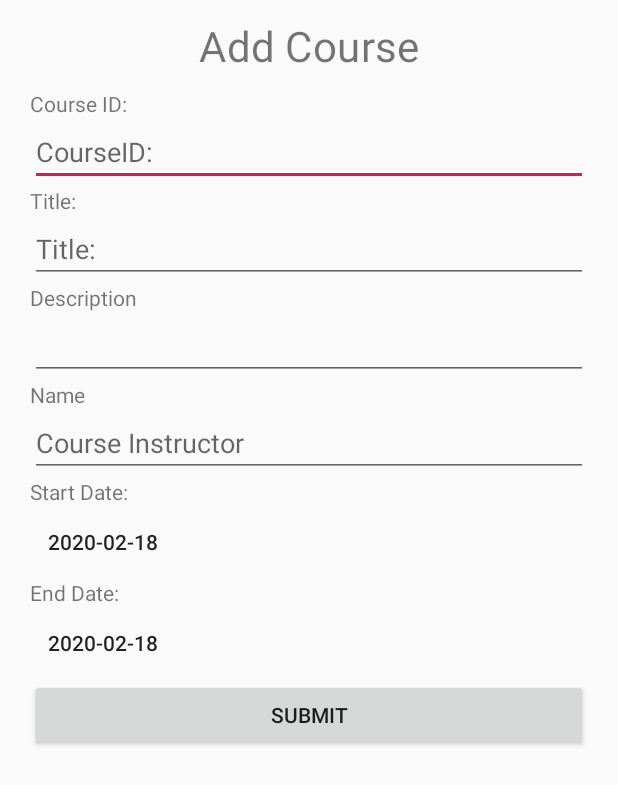
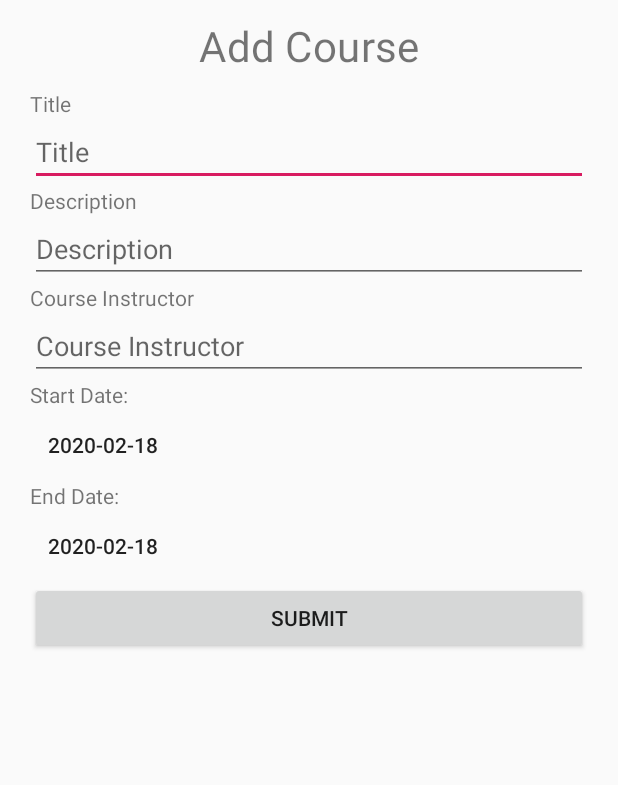
Before and after one commit to tan-jun-ming/grade-app, an Android app: the AddCourseActivity screen opened directly, with no data from a screen before it, after a tap on "SUBMIT", on a phone screen of 412 x 824 dp. Shown: the top 785 px of the screen. Run offline under Robolectric (Android 15) with nearby library versions, the phone set to English and light mode, and no system bars; our stand-ins replace Room's generated code.

Commit message:
Update add course activity

```diff
--- a/app/src/main/java/com/group/a/gradeapp/AddCourseActivity.java
+++ b/app/src/main/java/com/group/a/gradeapp/AddCourseActivity.java
@@ -10,12 +10,18 @@ import android.util.Log;
 import android.view.View;
 import android.widget.Button;
 import android.widget.DatePicker;
+import android.widget.EditText;
 import android.widget.TextView;
 
 import androidx.appcompat.app.AlertDialog;
 import androidx.appcompat.app.AppCompatActivity;
 
+import com.group.a.gradeapp.DB.AppDatabase;
 import com.group.a.gradeapp.DB.Course;
+import com.group.a.gradeapp.DB.CourseDAO;
+import com.group.a.gradeapp.DB.GradeCategory;
+import com.group.a.gradeapp.DB.GradeCategoryDAO;
+import com.group.a.gradeapp.DB.TypeConverter.DateTypeConverter;
 
 import java.util.Calendar;
 
@@ -35,14 +41,11 @@ public class AddCourseActivity extends AppCompatActivity {
         final Button end_date = findViewById(R.id.end_date);
 
 
-        Calendar c = Calendar.getInstance();
+        final Calendar s_c = Calendar.getInstance();
+        final Calendar e_c = Calendar.getInstance();
 
-        int mYear = c.get(Calendar.YEAR);
-        int mMonth = c.get(Calendar.MONTH);
-        int mDay = c.get(Calendar.DAY_OF_MONTH);
-
-        start_date.setText(utils.format_date(c));
-        end_date.setText(utils.format_date(c));
+        start_date.setText(utils.format_date(s_c));
+        end_date.setText(utils.format_date(e_c));
 
         final DatePickerDialog start_datepicker = new DatePickerDialog(this,
                 new DatePickerDialog.OnDateSetListener() {
@@ -51,10 +54,11 @@ public class AddCourseActivity extends AppCompatActivity {
                     public void onDateSet(DatePicker view, int year,
                                           int monthOfYear, int dayOfMonth) {
 
-                        start_date.setText(utils.format_date(year, monthOfYear, dayOfMonth));
+                        s_c.set(year, monthOfYear, dayOfMonth);
+                        start_date.setText(utils.format_date(s_c));
 
                     }
-                }, mYear, mMonth, mDay);
+                }, s_c.get(Calendar.YEAR), s_c.get(Calendar.MONTH), s_c.get(Calendar.DAY_OF_MONTH));
         final DatePickerDialog end_datepicker = new DatePickerDialog(this,
                 new DatePickerDialog.OnDateSetListener() {
 
@@ -62,10 +66,11 @@ public class AddCourseActivity extends AppCompatActivity {
                     public void onDateSet(DatePicker view, int year,
                                           int monthOfYear, int dayOfMonth) {
 
-                        end_date.setText(utils.format_date(year, monthOfYear, dayOfMonth));
+                        e_c.set(year, monthOfYear, dayOfMonth);
+                        end_date.setText(utils.format_date(e_c));
 
                     }
-                }, mYear, mMonth, mDay);
+                }, e_c.get(Calendar.YEAR), e_c.get(Calendar.MONTH), e_c.get(Calendar.DAY_OF_MONTH));
         start_date.setOnClickListener(
                 new View.OnClickListener(){
                     public void onClick(View v){
@@ -90,6 +95,22 @@ public class AddCourseActivity extends AppCompatActivity {
             @Override
             public void onClick(View view) {
                 Log.d(TAG, "submit clicked");
+
+                EditText Title = findViewById(R.id.Title);
+                EditText descriptionbox = findViewById(R.id.descriptionbox);
+                EditText Instructor = findViewById(R.id.Instructor);
+
+                String course_title = Title.getText().toString();
+                String course_desc = descriptionbox.getText().toString();
+                String course_instructor = Instructor.getText().toString();
+
+                long start = DateTypeConverter.convertDateToLong(s_c);
+                long end = DateTypeConverter.convertDateToLong(e_c);
+
+                // add the new Course into the database
+                Course new_course = new Course(course_instructor, course_title, course_desc, start, end);
+                CourseDAO courseDAO = AppDatabase.getAppDatabase(AddCourseActivity.this).courseDAO();
+                courseDAO.addCourse(new_course);
 
             }
         });
--- a/app/src/main/java/com/group/a/gradeapp/DB/Course.java
+++ b/app/src/main/java/com/group/a/gradeapp/DB/Course.java
@@ -23,13 +23,12 @@ public class Course {
     public Course(){    }
 
     @Ignore
-    public Course(String Instructor, String Title, String Description, long Start_date, long End_date, int courseID) {
+    public Course(String Instructor, String Title, String Description, long Start_date, long End_date) {
         this.Instructor = Instructor;
         this.Title = Title;
         this.Description = Description;
         this.Start_date = Start_date;
         this.End_date = End_date;
-        this.courseID = courseID;
     }
 
 
--- a/app/src/main/java/com/group/a/gradeapp/DB/CourseDAO.java
+++ b/app/src/main/java/com/group/a/gradeapp/DB/CourseDAO.java
@@ -12,11 +12,6 @@ public interface CourseDAO {
 
     @Query("select * from courseTable")
     List<Course> getAllCourses();
-
-
-
-    @Query("select * from " + AppDatabase.COURSE_TABLE)
-    List<Course> getcourse();
 
     @Query("select * from courseTable where courseID = :courseID")
     Course getCourseByID(int courseID);
--- a/app/src/main/res/layout/activity_add_course.xml
+++ b/app/src/main/res/layout/activity_add_course.xml
@@ -29,31 +29,17 @@
             android:orientation="vertical" >
 
             <TextView
-            android:id="@+id/add_course"
-            android:layout_width="match_parent"
-            android:layout_height="wrap_content"
-            android:text="Course ID:" />
-
-            <EditText
-                android:id="@+id/courseID"
-                android:layout_width="match_parent"
-                android:layout_height="wrap_content"
-                android:ems="10"
-                android:hint="CourseID: "
-                android:inputType="textPersonName" />
-
-            <TextView
                 android:id="@+id/editTitle"
                 android:layout_width="match_parent"
                 android:layout_height="wrap_content"
-                android:text="Title:" />
+                android:text="Title" />
 
             <EditText
                 android:id="@+id/Title"
                 android:layout_width="match_parent"
                 android:layout_height="wrap_content"
                 android:ems="10"
-                android:hint="Title: "
+                android:hint="Title"
                 android:inputType="text" />
             <TextView
                 android:layout_width="match_parent"
@@ -66,14 +52,14 @@
                 android:layout_height="wrap_content"
 
                 android:gravity="start|top"
+                android:hint="Description"
                 android:inputType="textMultiLine" />
 
 
             <TextView
-                android:id="@+id/editText"
                 android:layout_width="match_parent"
                 android:layout_height="wrap_content"
-                android:text="Name" />
+                android:text="Course Instructor" />
 
             <EditText
                 android:id="@+id/Instructor"
@@ -98,12 +84,13 @@
                 android:layout_width="match_parent"
                 android:layout_height="wrap_content"
                 android:text="End Date: " />
+
             <Button
                 android:id="@+id/end_date"
                 style="@style/Widget.AppCompat.Button.Borderless"
                 android:layout_width="wrap_content"
                 android:layout_height="wrap_content"
-                android:text=" 05-15-2020" />
+                android:text=" 2020-05-15" />
 
             <Button
                 android:id="@+id/submit"
```
